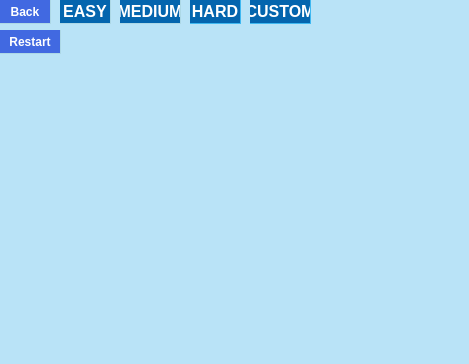
Old version of the form sec_window.ui in the repository CREVIOS/minesweeper.
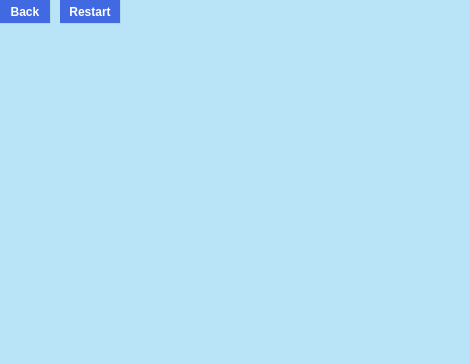
New version of the form.

Patch:
```diff
--- a/sec_window.ui
+++ b/sec_window.ui
@@ -65,149 +65,11 @@
     <string>Back</string>
    </property>
   </widget>
-  <widget class="QPushButton" name="Button_Hard">
-   <property name="geometry">
-    <rect>
-     <x>190</x>
-     <y>0</y>
-     <width>51</width>
-     <height>24</height>
-    </rect>
-   </property>
-   <property name="font">
-    <font>
-     <family>Arial</family>
-     <pointsize>12</pointsize>
-     <bold>true</bold>
-    </font>
-   </property>
-   <property name="styleSheet">
-    <string notr="true">QPushButton{ 
-border-radius: 15px;
-border-right: 1px solid #3fb8f1;
-border-bottom: 1px solid #3fb8f1;
-}
-QPushButton:enabled{
-background-color: #0465ae;
-color: white;
-}
-QPushButton:pressed{
-background-color: #000080;
-color: white;
-}
-QPushButton:hover:!pressed{
-background-color:#0465ae;
-color: white;
-}
-QPushButton:disabled{
-background-color: #87CEEB;
-color: #000000;
-}
-
-
-</string>
-   </property>
-   <property name="text">
-    <string>HARD</string>
-   </property>
-  </widget>
-  <widget class="QPushButton" name="Button_Easy">
-   <property name="geometry">
-    <rect>
-     <x>60</x>
-     <y>0</y>
-     <width>51</width>
-     <height>24</height>
-    </rect>
-   </property>
-   <property name="font">
-    <font>
-     <family>Arial</family>
-     <pointsize>12</pointsize>
-     <bold>true</bold>
-    </font>
-   </property>
-   <property name="styleSheet">
-    <string notr="true">QPushButton{ 
-border-radius: 15px;
-border-right: 1px solid #ADD8E6;
-border-bottom: 1px solid #ADD8E6;
-}
-QPushButton:enabled{
-background-color: #0465ae ;
-color: white;
-}
-QPushButton:pressed{
-background-color: #000080;
-color: white;
-}
-QPushButton:hover:!pressed{
-background-color: #0465ae ;
-color: white;
-}
-QPushButton:disabled{
-background-color: #87CEEB;
-color: #000000;
-}
-
-
-</string>
-   </property>
-   <property name="text">
-    <string>EASY</string>
-   </property>
-  </widget>
-  <widget class="QPushButton" name="Button_Medium">
-   <property name="geometry">
-    <rect>
-     <x>120</x>
-     <y>0</y>
-     <width>61</width>
-     <height>24</height>
-    </rect>
-   </property>
-   <property name="font">
-    <font>
-     <family>Arial</family>
-     <pointsize>12</pointsize>
-     <bold>true</bold>
-    </font>
-   </property>
-   <property name="styleSheet">
-    <string notr="true">QPushButton{ 
-border-radius: 15px;
-border-right: 1px solid #ADD8E6;
-border-bottom: 1px solid #ADD8E6;
-}
-QPushButton:enabled{
-background-color: #0465ae;
-color: white;
-}
-QPushButton:pressed{
-background-color: #000080;
-color: white;
-}
-QPushButton:hover:!pressed{
-background-color: #0465ae;
-color: white;
-}
-QPushButton:disabled{
-background-color: #87CEEB;
-color: #000000;
-}
-
-
-</string>
-   </property>
-   <property name="text">
-    <string>MEDIUM</string>
-   </property>
-  </widget>
   <widget class="QPushButton" name="Restart_Button">
    <property name="geometry">
     <rect>
-     <x>0</x>
-     <y>30</y>
+     <x>60</x>
+     <y>0</y>
      <width>61</width>
      <height>24</height>
     </rect>
@@ -248,52 +110,6 @@
     <string>Restart</string>
    </property>
   </widget>
-  <widget class="QPushButton" name="Button_Custom">
-   <property name="geometry">
-    <rect>
-     <x>250</x>
-     <y>0</y>
-     <width>61</width>
-     <height>24</height>
-    </rect>
-   </property>
-   <property name="font">
-    <font>
-     <family>Arial</family>
-     <pointsize>12</pointsize>
-     <bold>true</bold>
-    </font>
-   </property>
-   <property name="styleSheet">
-    <string notr="true">QPushButton{ 
-border-radius: 15px;
-border-right: 1px solid #3fb8f1;
-border-bottom: 1px solid #3fb8f1;
-}
-QPushButton:enabled{
-background-color: #0465ae;
-color: white;
-}
-QPushButton:pressed{
-background-color: #000080;
-color: white;
-}
-QPushButton:hover:!pressed{
-background-color:#0465ae;
-color: white;
-}
-QPushButton:disabled{
-background-color: #87CEEB;
-color: #000000;
-}
-
-
-</string>
-   </property>
-   <property name="text">
-    <string>CUSTOM</string>
-   </property>
-  </widget>
  </widget>
  <resources/>
  <connections/>
```
